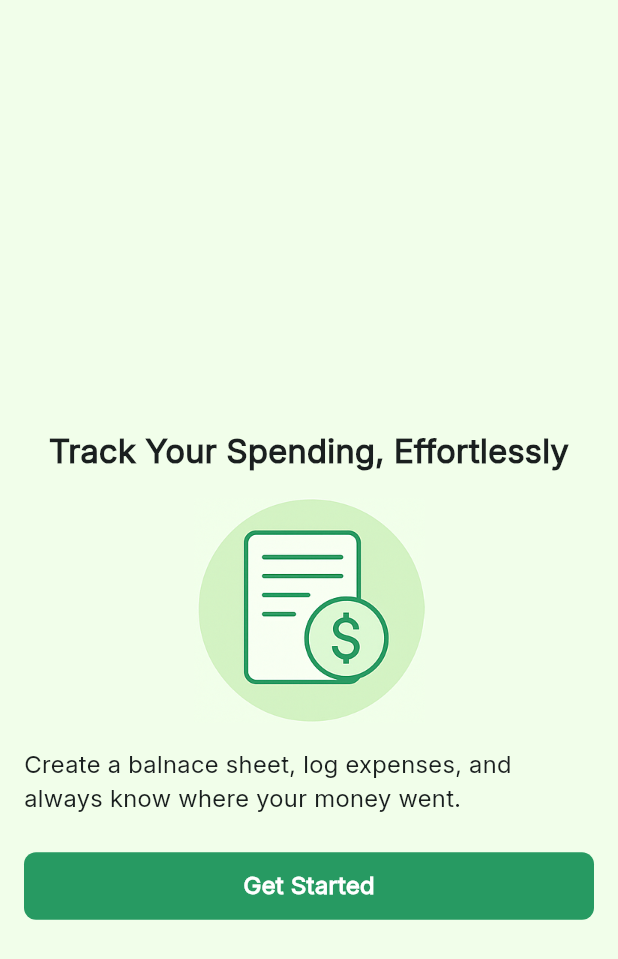
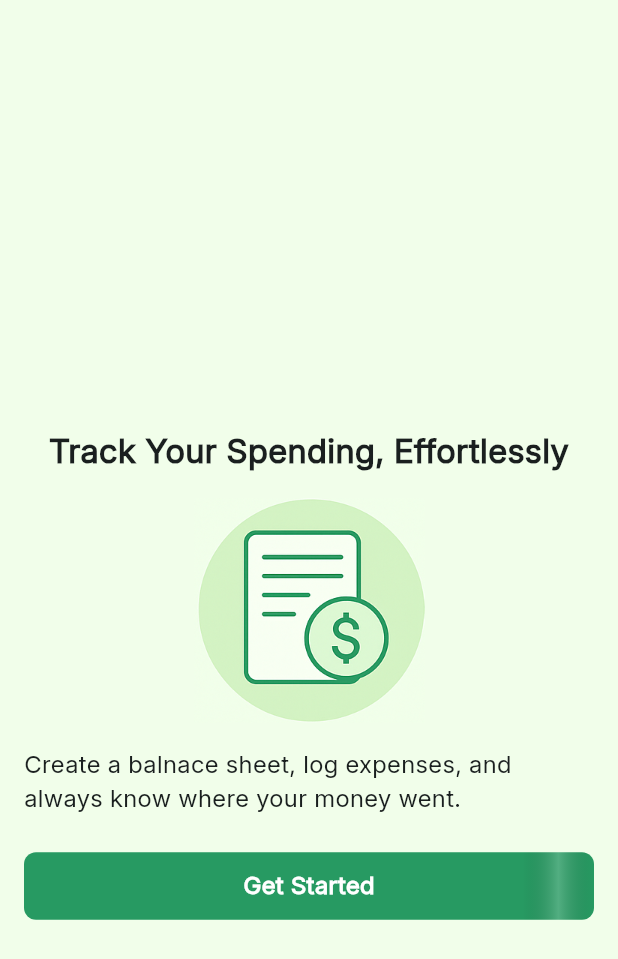
Before and after one commit to obialohenry/spent, a Flutter app: the screen it shows after launch, on a phone screen of 412 x 824 dp. Shown: the top 959 px of the screen. Run offline on Flutter 3.47's test engine with Material 3 defaults, Android fonts, the phone set to English and light mode, and no system bars; our stand-ins replace flutter_svg.

Commit message:
build:ShimmerSlide widget to create a shiny aglass like reflection on any widget it wraps on

```diff
--- a/lib/cofig/spent_colors.dart
+++ b/lib/cofig/spent_colors.dart
@@ -1,4 +1,4 @@
-import 'dart:ui';
+import 'package:flutter/material.dart';
 
 class SpentColors {
   static const kPrimary = Color(0xff279A62);
@@ -6,4 +6,6 @@ class SpentColors {
   static const kIvoryWhite = Color(0xffFDFFF7);
   static const kMintWhisper = Color(0xffF1FEEA);
   static const kWhite = Color(0xffffffff);
+  static const kTransparent = Colors.transparent;
+  static final kSnowGlass = Colors.white.withAlpha((0.4 * 255).toInt());
 }
--- a/lib/src/components.dart
+++ b/lib/src/components.dart
@@ -1,3 +1,4 @@
 export 'package:spent/view/components/custom_texts.dart';
 export 'package:spent/view/components/gap.dart';
 export 'package:spent/view/components/image_view.dart';
+export 'package:spent/view/components/shimmer_slide.dart';
--- /dev/null
+++ b/lib/view/components/shimmer_slide.dart
@@ -0,0 +1,51 @@
+import 'package:flutter/material.dart';
+import 'package:spent/src/config.dart';
+
+class ShimmerSlide extends StatefulWidget {
+  ///Creates a shiny "Glass reflection" on it's child widget.
+  const ShimmerSlide({super.key, required this.child});
+  final Widget child;
+  @override
+  State<ShimmerSlide> createState() => _ShimmerSlideState();
+}
+
+class _ShimmerSlideState extends State<ShimmerSlide> with SingleTickerProviderStateMixin {
+  late AnimationController _controller;
+  @override
+  void initState() {
+    super.initState();
+    _controller = AnimationController(vsync: this, duration: const Duration(seconds: 2))..repeat();
+  }
+
+  @override
+  void dispose() {
+    super.dispose();
+    _controller.dispose();
+  }
+
+  @override
+  Widget build(BuildContext context) {
+    return AnimatedBuilder(
+      animation: _controller,
+      builder: (context, child) {
+        return ShaderMask(
+          shaderCallback: (rect) {
+            return LinearGradient(
+              colors: [
+                SpentColors.kTransparent,
+                SpentColors.kSnowGlass.withAlpha((0.2 *255).toInt()),
+                SpentColors.kTransparent,
+              ],
+              // stops: const [0.0, 0.5,1.0],
+              begin: Alignment(-1.0 + _controller.value * 2, 0),
+              end: const Alignment(1.0, 0),
+            ).createShader(rect);
+          },
+          blendMode: BlendMode.srcATop,
+          child: child,
+        );
+      },
+      child: widget.child,
+    );
+  }
+}
--- a/lib/view/screens/dashboard/onboarding_screen.dart
+++ b/lib/view/screens/dashboard/onboarding_screen.dart
@@ -68,12 +68,14 @@ class _OnboardingScreenState extends State<OnboardingScreen> with SingleTickerPr
                     Gap(16),
                     TextView(text: SpentStrings.balanceSheetDescription, fontSize: 16, maxLines: 3),
                     Gap(24),
-                    SpentButtonMain(
-                      text: SpentStrings.getStarted,
-                      borderRadius: 8,
-                      fontSize: 16,
-                      fontWeight: FontWeight.w600,
-                      onPressed: () {},
+                    ShimmerSlide(
+                      child: SpentButtonMain(
+                        text: SpentStrings.getStarted,
+                        borderRadius: 8,
+                        fontSize: 16,
+                        fontWeight: FontWeight.w600,
+                        onPressed: () {},
+                      ),
                     ),
                   ],
                 ),
```
